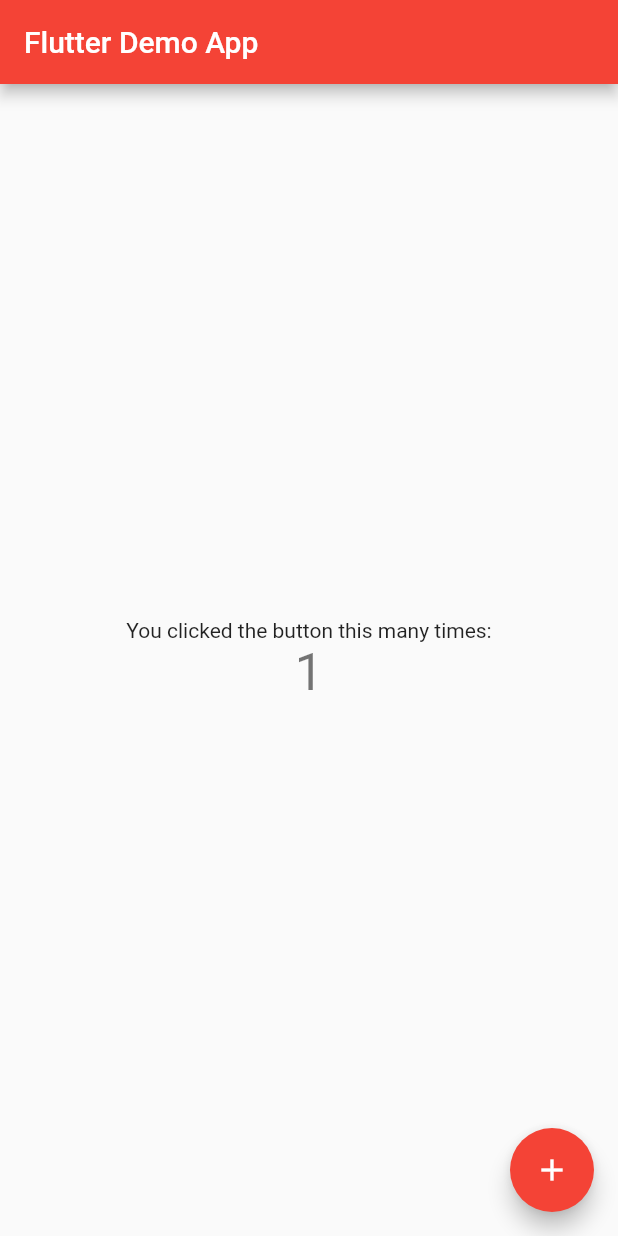
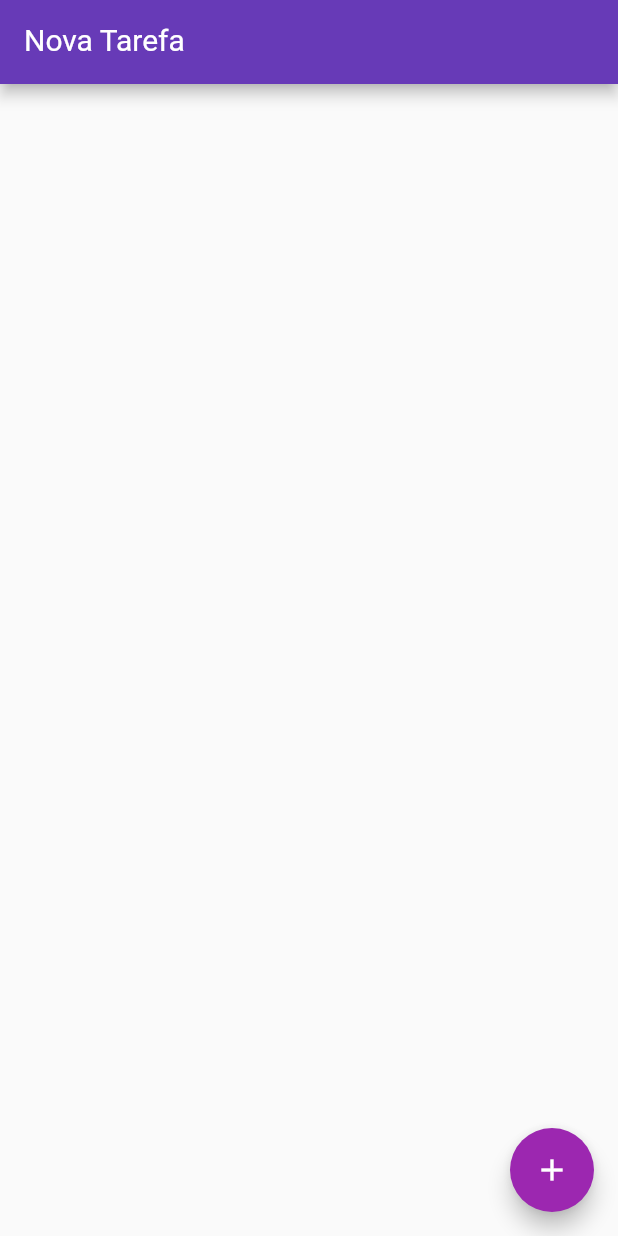
Before and after one commit to Caioww/flutter-ToDo-app, a Flutter app: the screen it shows after launch, after a tap on the "add" icon, on a phone screen of 412 x 824 dp. Run offline on Flutter 3.47's test engine with Material 2 defaults, Android fonts, the phone set to English and light mode, and no system bars; our stand-ins replace shared_preferences.

```diff
--- a/myapp/lib/main.dart
+++ b/myapp/lib/main.dart
@@ -1,4 +1,9 @@
+import 'dart:convert';
+
 import 'package:flutter/material.dart';
+import 'package:flutter/widgets.dart';
+import 'package:myapp/models/item.dart';
+import 'package:shared_preferences/shared_preferences.dart';
 
 void main() => runApp(MyApp());
 
@@ -6,59 +11,126 @@ class MyApp extends StatelessWidget {
   @override
   Widget build(BuildContext context) {
     return MaterialApp(
-      title: 'Flutter Demo',
-      theme: ThemeData(
-        primarySwatch: Colors.red,
-      ),
-      home: MyHomePage(title: 'Flutter Demo App'),
-    );
+      title: 'Todo App',
+      debugShowCheckedModeBanner: false,
+      theme: ThemeData(primarySwatch: Colors.deepPurple),
+      home: HomePage(),
+      );
   }
 }
 
-class MyHomePage extends StatefulWidget {
-  MyHomePage({Key key, this.title}) : super(key: key);
 
-  final String title;
+class HomePage extends StatefulWidget {
+  var items = new List<Item>();
+
+  HomePage(){
+    items = [];
+      // items.add(Item(title: "Item 1", done: false));
+      // items.add(Item(title: "Item 2", done: true));
+      // items.add(Item(title: "Item 3", done: false));
+  }
 
   @override
-  _MyHomePageState createState() => _MyHomePageState();
+  _HomePageState createState() => _HomePageState();
 }
 
-class _MyHomePageState extends State<MyHomePage> {
-  int _counter = 0;
+class _HomePageState extends State<HomePage> {
+  var newTaskCtrl = TextEditingController();
 
-  void _incrementCounter() {
+  void add(){
+    if(newTaskCtrl.text.isEmpty) return;
     setState(() {
-      _counter++;
+     widget.items.add(
+       Item(
+         title: newTaskCtrl.text,
+         done: false,
+         ),
+      );
+     newTaskCtrl.clear();
+     save();
     });
+  }
+
+  void remove(int index){
+    setState(() {
+     widget.items.removeAt(index);
+     save();
+    });
+  }
+
+  Future load() async{
+    var prefs = await SharedPreferences.getInstance();
+    var data = prefs.getString('data');
+    if(data != null){
+      Iterable decoded = jsonDecode(data);
+      List<Item> result = decoded.map((x) => Item.fromJson(x)).toList();
+      setState(() {
+        widget.items=result;
+      });
+    }
+
+  }
+
+   save() async{
+     var prefs = await SharedPreferences.getInstance();
+     await prefs.setString('data', jsonEncode(widget.items));
+   }
+
+  _HomePageState(){
+    load();
   }
 
   @override
   Widget build(BuildContext context) {
     return Scaffold(
       appBar: AppBar(
-
-        title: Text(widget.title),
-      ),
-      body: Center(
-
-        child: Column(
-          mainAxisAlignment: MainAxisAlignment.center,
-          children: <Widget>[
-            Text(
-              'You clicked the button this many times:',
+          title: TextFormField(
+            controller: newTaskCtrl,
+            keyboardType: TextInputType.text,
+            style: TextStyle(
+              color: Colors.white,
+              fontSize: 20,
             ),
-            Text(
-              '$_counter',
-              style: Theme.of(context).textTheme.display1,
+            decoration: InputDecoration(
+              labelText: "Nova Tarefa",
+              labelStyle: TextStyle(
+                color: Colors.white,
             ),
-          ],
+          ),
         ),
       ),
+      body: ListView.builder(
+        itemCount: widget.items.length,
+        itemBuilder: (BuildContext ctxt, int index){
+          final item = widget.items[index];
+          return Dismissible(
+            child: CheckboxListTile(
+              title: Text(item.title),
+              value: item.done,
+              onChanged: (value){
+                setState((){
+                  item.done=value;
+                  save();
+                });
+
+              },
+            ),
+            key: Key(item.title),
+            background: Container(
+              color: Colors.red.withOpacity(0.2),
+
+            ),
+            onDismissed: (direction){
+              remove(index);
+            },
+
+          );
+        },
+      ),
       floatingActionButton: FloatingActionButton(
-        onPressed: _incrementCounter,
-        tooltip: 'Increment',
-        child: Icon(Icons.add),
+          onPressed: add,
+          child: Icon(Icons.add),
+          backgroundColor: Colors.purple,
       ),
     );
   }
--- /dev/null
+++ b/myapp/lib/models/item.dart
@@ -0,0 +1,18 @@
+class Item{
+  String title;
+  bool done;
+
+  Item({this.title, this.done});
+
+  Item.fromJson(Map<String, dynamic> json){
+    title= json['title'];
+    done = json['done'];
+  }
+
+  Map<String, dynamic> toJson(){
+    final Map<String, dynamic> data = new Map<String, dynamic>();
+    data['title']= this.title;
+    data['done'] = this.done;
+    return data;
+  }
+}
--- a/myapp/pubspec.yaml
+++ b/myapp/pubspec.yaml
@@ -23,6 +23,7 @@ dependencies:
   # The following adds the Cupertino Icons font to your application.
   # Use with the CupertinoIcons class for iOS style icons.
   cupertino_icons: ^0.1.2
+  shared_preferences: ^0.5.3
 
 dev_dependencies:
   flutter_test:
```
Also changed, not shown: myapp/pubspec.lock, 1 other file.
